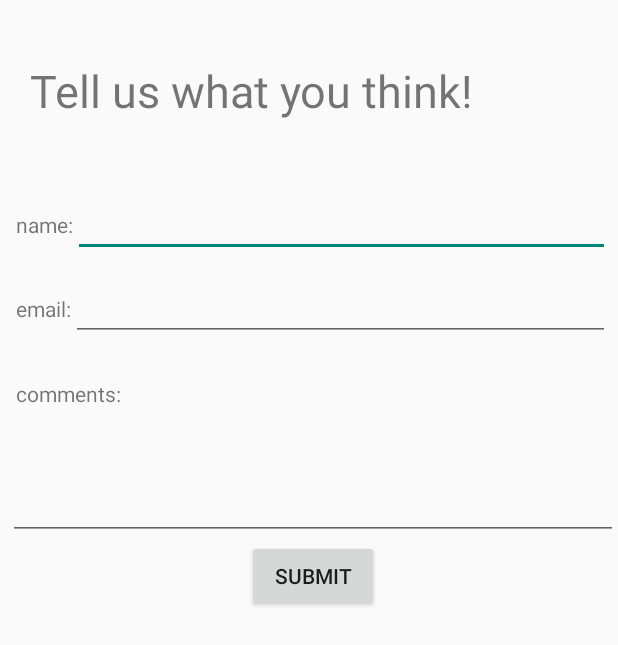
After one commit to flamearrow/Bitemap, an Android app: the layout activity_feedback.xml on its own in the app's theme, with its tools: preview values and no code run, on a phone screen of 412 x 824 dp. The commit adds this screen. Shown: the top 645 px of the screen. Run offline under Robolectric (Android 15) with nearby library versions, the phone set to English and light mode, and no system bars; network calls fail.

Commit message:
Add feedback activity

```diff
--- a/app/src/main/AndroidManifest.xml
+++ b/app/src/main/AndroidManifest.xml
@@ -25,6 +25,7 @@
         <activity android:name=".GridViewGalleryActivity"/>
         <activity android:name=".FullScreenImageActivity"/>
         <activity android:name=".SubScheduleActivity"/>
+        <activity android:name=".FeedbackActivity"/>
         <meta-data android:name="com.google.android.gms.version"
                    android:value="@integer/google_play_services_version"/>
         <meta-data android:name="com.google.android.maps.v2.API_KEY"
--- a/app/src/main/java/com/gb/ml/bitemap/BitemapActionBarActivity.java
+++ b/app/src/main/java/com/gb/ml/bitemap/BitemapActionBarActivity.java
@@ -35,6 +35,11 @@ public abstract class BitemapActionBarActivity extends ActionBarActivity {
             case R.id.menu_category:
                 categorySelect();
                 break;
+            case R.id.menu_feedback:
+                if (!(this instanceof FeedbackActivity)) {
+                    startActivity(new Intent(this, FeedbackActivity.class));
+                }
+                break;
             case R.id.menu_about:
                 Toast.makeText(this, "about", Toast.LENGTH_SHORT).show();
                 break;
--- /dev/null
+++ b/app/src/main/res/layout/activity_feedback.xml
@@ -0,0 +1,34 @@
+<?xml version="1.0" encoding="utf-8"?>
+<LinearLayout xmlns:android="http://schemas.android.com/apk/res/android"
+              android:layout_width="match_parent" android:layout_height="match_parent"
+              android:orientation="vertical">
+    <TextView android:layout_width="match_parent" android:layout_height="wrap_content"
+              android:text="@string/tell_us" android:textSize="30dp"
+              android:layout_marginTop="40dp" android:layout_marginBottom="40dp"
+              android:layout_marginLeft="20dp"/>
+    <LinearLayout android:layout_width="match_parent"
+                  android:layout_height="wrap_content" android:layout_margin="5dp">
+        <TextView android:layout_width="wrap_content" android:layout_height="wrap_content"
+                  android:text="@string/name" android:layout_marginLeft="5dp"/>
+        <EditText android:id="@+id/name" android:layout_width="match_parent"
+                  android:layout_height="wrap_content" android:singleLine="true"/>
+    </LinearLayout>
+    <LinearLayout android:layout_width="match_parent"
+                  android:layout_height="wrap_content" android:layout_margin="5dp">
+        <TextView android:layout_width="wrap_content" android:layout_height="wrap_content"
+                  android:text="@string/email" android:layout_marginLeft="5dp"/>
+        <EditText android:id="@+id/email" android:layout_width="match_parent"
+                  android:layout_height="wrap_content" android:singleLine="true"/>
+    </LinearLayout>
+    <LinearLayout android:layout_width="match_parent"
+                  android:layout_height="wrap_content" android:orientation="vertical"
+                  android:layout_marginTop="20dp" android:layout_marginLeft="5dp">
+        <TextView android:layout_width="wrap_content" android:layout_height="wrap_content"
+                  android:text="@string/comments" android:layout_marginLeft="5dp"/>
+        <EditText android:id="@+id/comments" android:layout_width="match_parent"
+                  android:layout_height="wrap_content" android:lines="3"/>
+        <Button android:layout_width="wrap_content" android:layout_height="wrap_content"
+                android:layout_gravity="center_horizontal" android:id="@+id/submit"
+                android:text="@string/submit" android:onClick="submit"/>
+    </LinearLayout>
+</LinearLayout>
--- a/app/src/main/res/menu/menu_main.xml
+++ b/app/src/main/res/menu/menu_main.xml
@@ -7,4 +7,5 @@
     <item android:id="@+id/menu_all_trucks" android:title="@string/menu_all_trucks"/>
     <item android:id="@+id/menu_about" android:title="@string/menu_about"/>
     <item android:id="@+id/menu_clear_debug_db" android:title="@string/menu_clear_debug_db"/>
+    <item android:id="@+id/menu_feedback" android:title="@string/feedback"/>
 </menu>
--- a/app/src/main/res/values/strings.xml
+++ b/app/src/main/res/values/strings.xml
@@ -27,5 +27,11 @@
     <string name="see_all">see all</string>
     <string name="date">Date</string>
     <string name="menu_use_icon_prev">Use Icon</string>
+    <string name="feedback">Feedback</string>
+    <string name="tell_us">   Tell us what you think!</string>
+    <string name="name">name:  </string>
+    <string name="email">email:  </string>
+    <string name="comments">comments:  </string>
+    <string name="submit">submit</string>
 
 </resources>
```
Also changed, not shown: app/src/main/java/com/gb/ml/bitemap/FeedbackActivity.java (added, +126 -0 lines), app/src/main/java/com/gb/ml/bitemap/network/NetworkConstants.java (+8 -0 lines).
